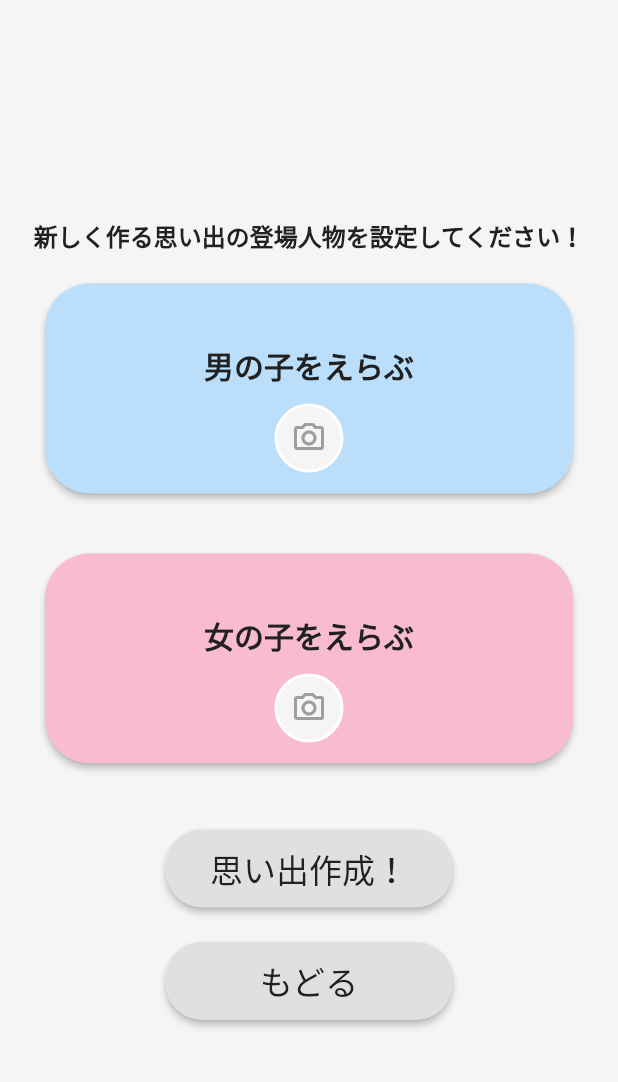
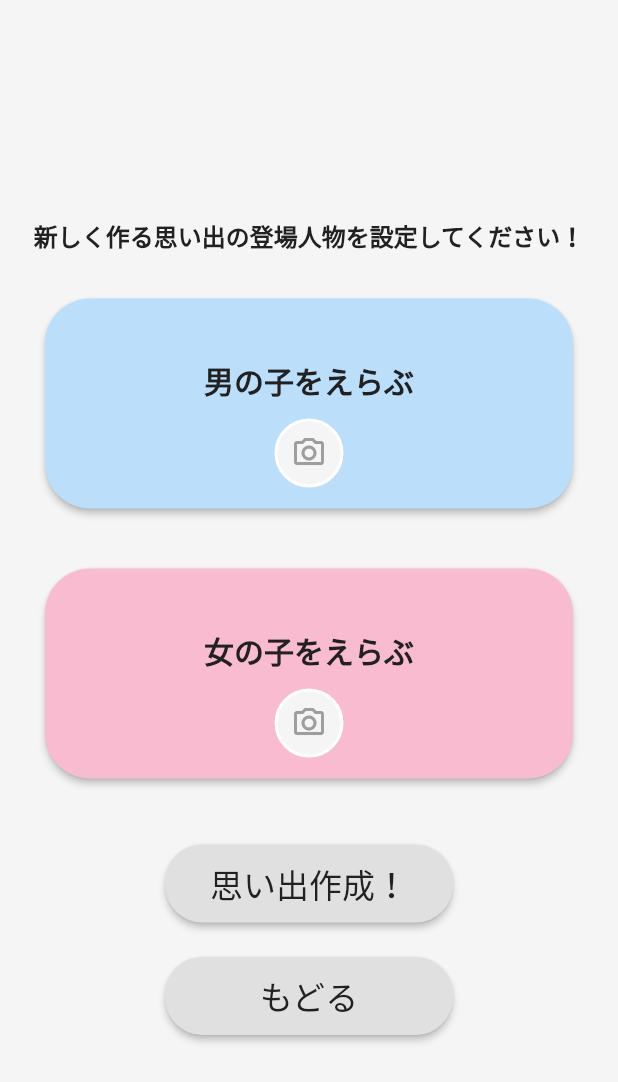
Before and after one commit to protopia-spajam/frontend_flutter, a Flutter app: the PrepareView screen opened directly, on a phone screen of 412 x 824 dp. Shown: the top 1082 px of the screen. Run offline on Flutter 3.47's test engine with Material 2 defaults, Android fonts, the phone set to English and light mode, and no system bars; our stand-ins replace image_picker, loading_animation_widget; network calls fail; Roboto replaces fonts that are missing (AniFont).

Commit message:
margin修正

```diff
--- a/lib/screens/prepare/index.dart
+++ b/lib/screens/prepare/index.dart
@@ -54,7 +54,12 @@ class _PrepareViewState extends State<PrepareView> {
               const Spacer(),
               Center(
                 child: Container(
-                  margin: const EdgeInsets.all(20),
+                  margin: const EdgeInsets.only(
+                    top: 30,
+                    right: 20,
+                    bottom: 30,
+                    left: 20,
+                  ),
                   child: const Text(
                     '新しく作る思い出の登場人物を設定してください！',
                     style: TextStyle(
```
